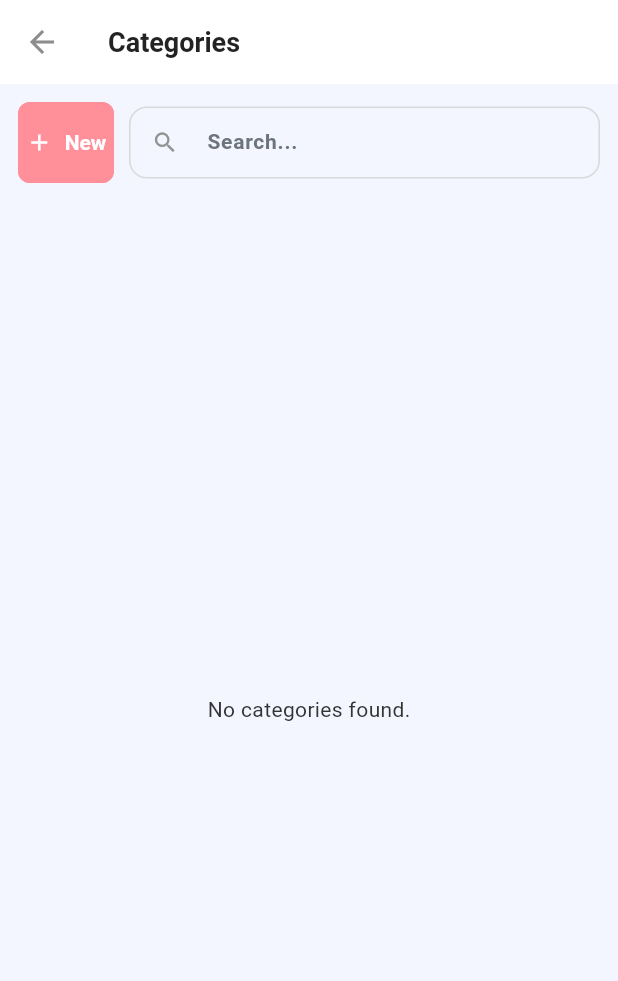
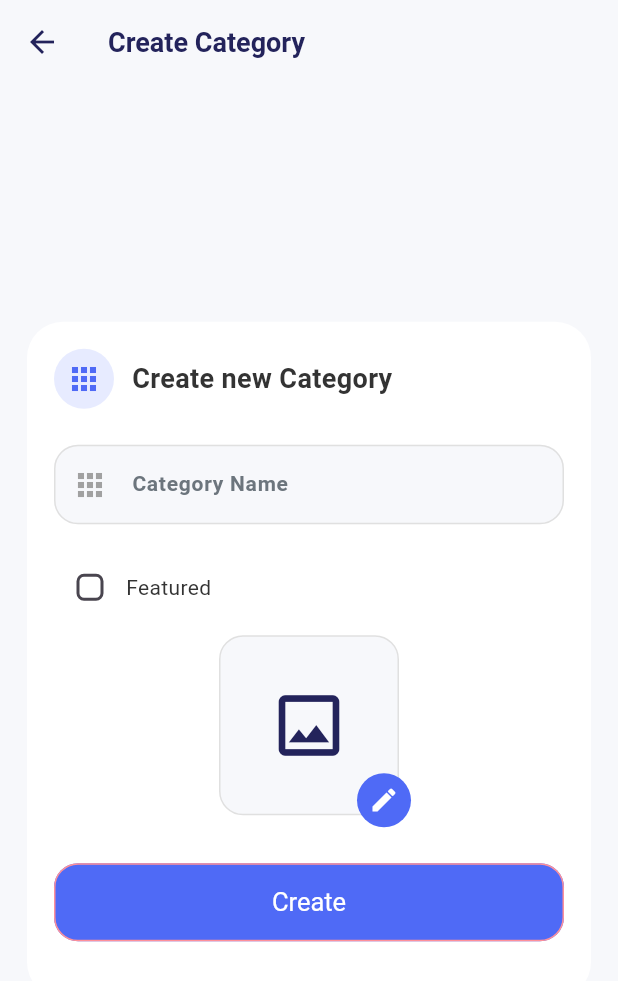
Before and after one commit to LinhChiJeon/admin_blinkiy, a Flutter app: the CategoriesMobile screen opened directly, after a tap on "New", on a phone screen of 412 x 824 dp. Shown: the top 981 px of the screen. Run offline on Flutter 3.47's test engine with Material 3 defaults, Android fonts, the phone set to English and light mode, and no system bars; our stand-ins replace cached_network_image, cloud_firestore, connectivity_plus, data_table_2, firebase_auth, firebase_core and 6 more; missing offline and left inert: dart:html; accounts and stored records are empty; Roboto replaces fonts that are missing (Urbanist); project files that could hold a hidden picture were left out.

Commit message:
add cate

```diff
--- a/lib/features/shop/screens/category/all_categories/widgets/category_table_header.dart
+++ b/lib/features/shop/screens/category/all_categories/widgets/category_table_header.dart
@@ -1,4 +1,6 @@
 import 'package:flutter/material.dart';
+
+import '../../create_category/create_category.dart';
 
 class CategoryTableHeader extends StatelessWidget {
   const CategoryTableHeader({super.key});
@@ -20,6 +22,9 @@ class CategoryTableHeader extends StatelessWidget {
           ),
           onPressed: () {
             // TODO: Chuyển sang màn tạo mới category
+            Navigator.of(context).push(
+              MaterialPageRoute(builder: (_) => const CreateCategoryScreen()),
+            );
           },
         ),
         const SizedBox(width: 10),
--- /dev/null
+++ b/lib/features/shop/screens/category/create_category/create_category.dart
@@ -0,0 +1,180 @@
+import 'package:flutter/material.dart';
+
+class CreateCategoryScreen extends StatefulWidget {
+  const CreateCategoryScreen({super.key});
+
+  @override
+  State<CreateCategoryScreen> createState() => _CreateCategoryScreenState();
+}
+
+class _CreateCategoryScreenState extends State<CreateCategoryScreen> {
+  final _formKey = GlobalKey<FormState>();
+  final TextEditingController nameController = TextEditingController();
+  bool isFeatured = false;
+  String? imageUrl;
+
+  void _pickImage() async {
+    // TODO: picker + upload ảnh -> setState imageUrl
+    // Bạn có thể dùng image_picker + upload lên Firebase Storage ở đây
+  }
+
+  void _submit() {
+    if (!_formKey.currentState!.validate()) return;
+    // TODO: Lưu dữ liệu lên Firestore
+    /*
+    CategoryModel(
+      id: '', // Firestore tự sinh
+      name: nameController.text,
+      image: imageUrl ?? '',
+      isFeatured: isFeatured,
+      parentId: '', // nếu là sub, truyền id cha
+      createdAt: DateTime.now(),
+      updatedAt: DateTime.now(),
+    )
+    */
+  }
+
+  @override
+  Widget build(BuildContext context) {
+    return Scaffold(
+      backgroundColor: const Color(0xFFF7F8FB),
+      appBar: AppBar(
+        backgroundColor: Colors.transparent,
+        elevation: 0,
+        title: const Text('Create Category', style: TextStyle(color: Color(0xFF23235B))),
+        leading: IconButton(
+          icon: const Icon(Icons.arrow_back, color: Color(0xFF23235B)),
+          onPressed: () => Navigator.pop(context),
+        ),
+        centerTitle: false,
+      ),
+      body: Center(
+        child: SingleChildScrollView(
+          padding: const EdgeInsets.symmetric(horizontal: 18, vertical: 10),
+          child: Form(
+            key: _formKey,
+            child: Container(
+              constraints: const BoxConstraints(maxWidth: 400),
+              padding: const EdgeInsets.all(18),
+              decoration: BoxDecoration(
+                color: Colors.white,
+                borderRadius: BorderRadius.circular(24),
+              ),
+              child: Column(
+                mainAxisSize: MainAxisSize.min,
+                children: [
+                  Row(
+                    children: const [
+                      CircleAvatar(
+                        backgroundColor: Color(0xFFE7EBFF),
+                        child: Icon(Icons.apps_rounded, color: Color(0xFF4F6AF6)),
+                      ),
+                      SizedBox(width: 12),
+                      Text(
+                        'Create new Category',
+                        style: TextStyle(fontWeight: FontWeight.bold, fontSize: 18),
+                      ),
+                    ],
+                  ),
+                  const SizedBox(height: 24),
+
+                  // Tên category
+                  TextFormField(
+                    controller: nameController,
+                    validator: (v) =>
+                    v == null || v.trim().isEmpty ? "Enter category name" : null,
+                    decoration: InputDecoration(
+                      prefixIcon: const Icon(Icons.apps_rounded, color: Color(0xFFA1A1A1)),
+                      hintText: 'Category Name',
+                      filled: true,
+                      fillColor: const Color(0xFFF7F8FB),
+                      border: OutlineInputBorder(
+                        borderRadius: BorderRadius.circular(16),
+                        borderSide: BorderSide(color: Colors.grey[300]!),
+                      ),
+                      enabledBorder: OutlineInputBorder(
+                        borderRadius: BorderRadius.circular(16),
+                        borderSide: BorderSide(color: Colors.grey[300]!),
+                      ),
+                    ),
+                  ),
+                  const SizedBox(height: 18),
+
+                  // Featured
+                  Row(
+                    children: [
+                      Checkbox(
+                        value: isFeatured,
+                        shape: RoundedRectangleBorder(borderRadius: BorderRadius.circular(5)),
+                        onChanged: (v) => setState(() => isFeatured = v ?? false),
+                      ),
+                      const Text("Featured"),
+                    ],
+                  ),
+                  const SizedBox(height: 8),
+
+                  // Image picker
+                  Stack(
+                    clipBehavior: Clip.none,
+                    children: [
+                      Container(
+                        width: 120,
+                        height: 120,
+                        decoration: BoxDecoration(
+                          color: const Color(0xFFF7F8FB),
+                          border: Border.all(color: Colors.grey[300]!),
+                          borderRadius: BorderRadius.circular(16),
+                        ),
+                        alignment: Alignment.center,
+                        child: imageUrl == null
+                            ? const Icon(Icons.image_outlined, color: Color(0xFF23235B), size: 54)
+                            : ClipRRect(
+                          borderRadius: BorderRadius.circular(14),
+                          child: Image.network(imageUrl!, width: 120, height: 120, fit: BoxFit.cover),
+                        ),
+                      ),
+                      Positioned(
+                        right: -8,
+                        bottom: -8,
+                        child: GestureDetector(
+                          onTap: _pickImage,
+                          child: Container(
+                            decoration: const BoxDecoration(
+                              shape: BoxShape.circle,
+                              color: Color(0xFF4F6AF6),
+                            ),
+                            padding: const EdgeInsets.all(8),
+                            child: const Icon(Icons.edit, color: Colors.white, size: 20),
+                          ),
+                        ),
+                      ),
+                    ],
+                  ),
+                  const SizedBox(height: 32),
+
+                  SizedBox(
+                    width: double.infinity,
+                    child: ElevatedButton(
+                      onPressed: _submit,
+                      style: ElevatedButton.styleFrom(
+                        backgroundColor: const Color(0xFF4F6AF6),
+                        foregroundColor: Colors.white,
+                        shape: RoundedRectangleBorder(borderRadius: BorderRadius.circular(16)),
+                        padding: const EdgeInsets.symmetric(vertical: 16),
+                        textStyle: const TextStyle(fontSize: 17),
+                      ),
+                      child: const Text("Create"),
+                    ),
+                  ),
+                  const SizedBox(height: 20),
+
+
+                ],
+              ),
+            ),
+          ),
+        ),
+      ),
+    );
+  }
+}
```
